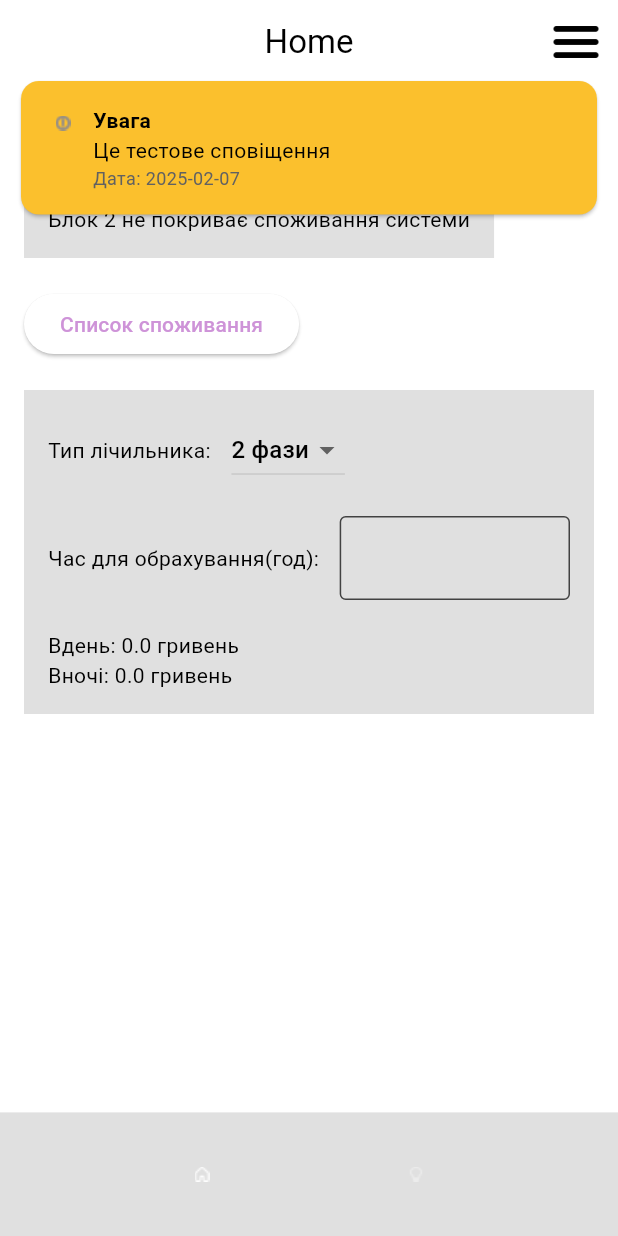
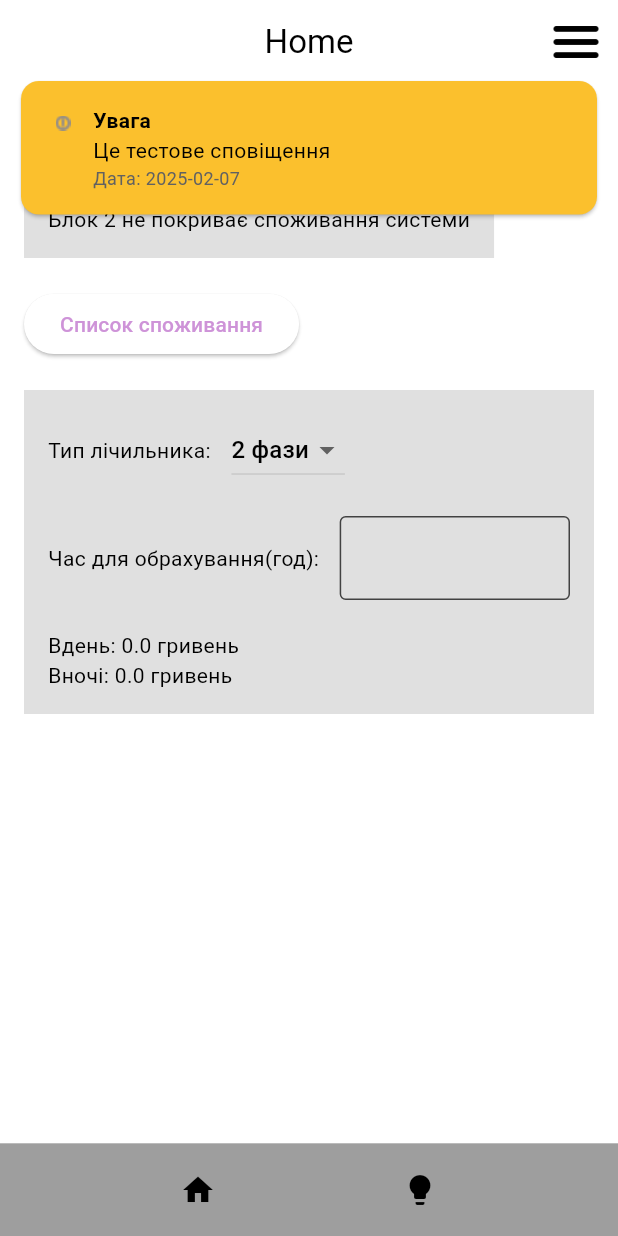
Before and after one commit to ostrikovartur/project_energy, a Flutter app: the screen it shows once a user with an empty profile is signed in, on a phone screen of 412 x 824 dp. Run offline on Flutter 3.47's test engine with Material 3 defaults, Android fonts, the phone set to English and light mode, and no system bars; our stand-ins replace bloc, cloud_firestore, equatable, firebase_auth, firebase_core, flutter_bloc and 4 more; accounts and stored records are empty.

Commit message:
Change images to icons

```diff
--- a/lib/footer.dart
+++ b/lib/footer.dart
@@ -8,16 +8,16 @@ class Footer extends StatelessWidget {
   @override
   Widget build(BuildContext context) {
     return FractionallySizedBox(
-      heightFactor: 0.1, // Adjust this value to control the height percentage
+      heightFactor: 0.075, // Adjust this value to control the height percentage
       alignment: Alignment.bottomCenter,
       child: Container(
-        padding: EdgeInsets.all(16.0),
-        color: Colors.grey[300],
+        padding: EdgeInsets.all(8.0),
+        color: Colors.black38,
         child: Row(
           mainAxisAlignment: MainAxisAlignment.spaceEvenly,
           children: [
             IconButton(
-              icon: Image.asset('assets/images/homeLogo.png'),
+              icon: Icon(Icons.home),
               onPressed: () {
                 Navigator.push(
                   context,
@@ -26,7 +26,7 @@ class Footer extends StatelessWidget {
               },
             ),
             IconButton(
-              icon: Image.asset('assets/images/calculator.png'),
+              icon: Icon(Icons.lightbulb),
               onPressed: () {
                 Navigator.push(
                   context,
```
